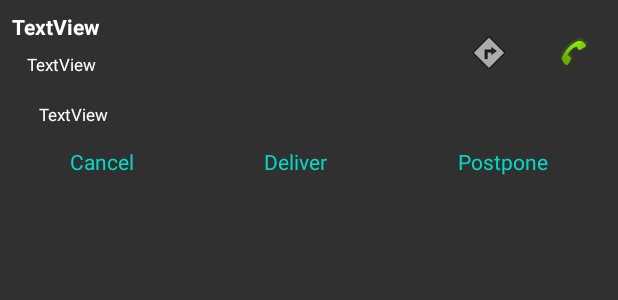
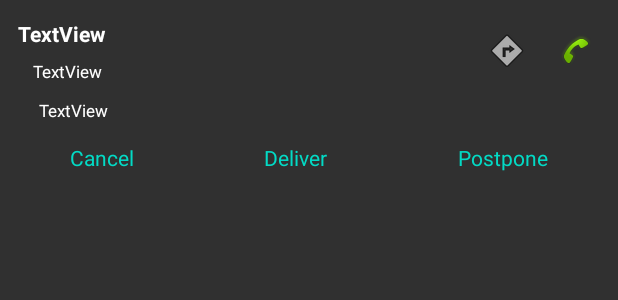
Before and after one commit to ujjwalkumar8577/EasyBiz, an Android app: the layout orders.xml on its own in the app's theme, with its tools: preview values and no code run, on a phone screen of 412 x 824 dp. Shown: the top 300 px of the screen. Run offline under Robolectric (Android 15) with nearby library versions, the phone set to English and light mode, and no system bars.

Commit message:
Fixed minor issues

```diff
--- a/app/src/main/java/com/ujjwalkumar/easybiz/AddCustomerActivity.java
+++ b/app/src/main/java/com/ujjwalkumar/easybiz/AddCustomerActivity.java
@@ -182,6 +182,7 @@ public class AddCustomerActivity extends AppCompatActivity {
                 });
             }
         });
+
     }
 
     @Override
--- a/app/src/main/java/com/ujjwalkumar/easybiz/AddOrderActivity.java
+++ b/app/src/main/java/com/ujjwalkumar/easybiz/AddOrderActivity.java
@@ -18,6 +18,7 @@ import android.widget.ArrayAdapter;
 import android.widget.AutoCompleteTextView;
 import android.widget.BaseAdapter;
 import android.widget.Button;
+import android.widget.EditText;
 import android.widget.ImageView;
 import android.widget.ListView;
 import android.widget.TextView;
@@ -286,7 +287,7 @@ public class AddOrderActivity extends AppCompatActivity {
 
             final TextView textviewItemName = (TextView) v.findViewById(R.id.textviewItemName);
             final TextView textviewItemPrice = (TextView) v.findViewById(R.id.textviewItemPrice);
-            final TextView textviewItemQty = (TextView) v.findViewById(R.id.textviewItemQty);
+            final EditText textviewItemQty = (EditText) v.findViewById(R.id.textviewItemQty);
             final ImageView imageviewminus = (ImageView) v.findViewById(R.id.imageviewminus);
             final ImageView imageviewplus = (ImageView) v.findViewById(R.id.imageviewplus);
 
--- a/app/src/main/java/com/ujjwalkumar/easybiz/Dashboard.java
+++ b/app/src/main/java/com/ujjwalkumar/easybiz/Dashboard.java
@@ -45,7 +45,6 @@ public class Dashboard extends AppCompatActivity {
     protected void onCreate(Bundle savedInstanceState) {
         super.onCreate(savedInstanceState);
         setContentView(R.layout.activity_dashboard);
-        com.google.firebase.FirebaseApp.initializeApp(this);
 
         textviewUserName = findViewById(R.id.textviewUserName);
         textviewUserType = findViewById(R.id.textviewUserType);
--- a/app/src/main/java/com/ujjwalkumar/easybiz/MainActivity.java
+++ b/app/src/main/java/com/ujjwalkumar/easybiz/MainActivity.java
@@ -44,8 +44,7 @@ public class MainActivity extends AppCompatActivity {
                 });
             }
         };
-        timer.schedule(Splash, 2000);
-
+        timer.schedule(Splash, 1500);
     }
 
     @Override
--- a/app/src/main/java/com/ujjwalkumar/easybiz/OrderActivity.java
+++ b/app/src/main/java/com/ujjwalkumar/easybiz/OrderActivity.java
@@ -283,6 +283,7 @@ public class OrderActivity extends AppCompatActivity {
                     HashMap<String, Object> mpUpdate = new HashMap<>();
                     mpUpdate.put("status", Order.STATUS_CANCELLED);
                     dbref.child(curDate).child(orderID).updateChildren(mpUpdate);
+                    Toast.makeText(OrderActivity.this, "Cancelled successfully", Toast.LENGTH_SHORT).show();
                 }
             });
             textviewPostpone.setOnClickListener(new View.OnClickListener() {
@@ -303,6 +304,7 @@ public class OrderActivity extends AppCompatActivity {
 //                    mpUpdate.put("delTime", Long.toString(updatedDelTime));
 //                    dbref.child(curDate).child(orderID).updateChildren(mpUpdate);
 
+                    Toast.makeText(OrderActivity.this, "Postponed successfully", Toast.LENGTH_SHORT).show();
                 }
             });
             textviewDeliver.setOnClickListener(new View.OnClickListener() {
@@ -311,6 +313,7 @@ public class OrderActivity extends AppCompatActivity {
                     HashMap<String, Object> mpUpdate = new HashMap<>();
                     mpUpdate.put("status", Order.STATUS_DELIVERED);
                     dbref.child(curDate).child(orderID).updateChildren(mpUpdate);
+                    Toast.makeText(OrderActivity.this, "Delivered successfully", Toast.LENGTH_SHORT).show();
                 }
             });
 
--- a/app/src/main/java/com/ujjwalkumar/easybiz/ProductActivity.java
+++ b/app/src/main/java/com/ujjwalkumar/easybiz/ProductActivity.java
@@ -1,6 +1,5 @@
 package com.ujjwalkumar.easybiz;
 
-import androidx.annotation.NonNull;
 import androidx.appcompat.app.AppCompatActivity;
 
 import android.app.Activity;
--- a/app/src/main/res/layout/activity_staff.xml
+++ b/app/src/main/res/layout/activity_staff.xml
@@ -42,7 +42,7 @@
             android:layout_width="match_parent"
             android:layout_height="match_parent"
             android:background="#2d2d2d"
-            android:padding="20dp"
+            android:padding="15dp"
             android:orientation="vertical">
 
             <com.google.android.gms.maps.MapView
@@ -54,7 +54,7 @@
             <LinearLayout
                 android:layout_width="match_parent"
                 android:layout_height="wrap_content"
-                android:layout_marginTop="25dp"
+                android:layout_marginTop="10dp"
                 android:gravity="center_vertical"
                 android:orientation="horizontal">
 
--- a/app/src/main/res/layout/orders.xml
+++ b/app/src/main/res/layout/orders.xml
@@ -1,6 +1,4 @@
 <LinearLayout xmlns:android="http://schemas.android.com/apk/res/android"
-    xmlns:app="http://schemas.android.com/apk/res-auto"
-    xmlns:tools="http://schemas.android.com/tools"
     android:layout_width="match_parent"
     android:layout_height="wrap_content"
     android:padding="4dp"
@@ -9,13 +7,15 @@
     <LinearLayout
         android:layout_width="match_parent"
         android:layout_height="wrap_content"
+        android:padding="4dp"
+        android:gravity="center_vertical"
         android:orientation="horizontal">
 
         <LinearLayout
             android:layout_width="wrap_content"
-            android:layout_height="match_parent"
-            android:orientation="vertical"
-            android:layout_weight="1">
+            android:layout_height="wrap_content"
+            android:layout_weight="1"
+            android:orientation="vertical">
 
             <TextView
                 android:id="@+id/textview1"
@@ -23,9 +23,9 @@
                 android:layout_height="wrap_content"
                 android:padding="4dp"
                 android:text="TextView"
+                android:textColor="#ffffff"
                 android:textSize="14sp"
-                android:textStyle="bold"
-                android:textColor="#ffffff" />
+                android:textStyle="bold" />
 
             <TextView
                 android:id="@+id/textview2"
@@ -34,42 +34,26 @@
                 android:layout_marginLeft="10dp"
                 android:padding="4dp"
                 android:text="TextView"
-                android:textSize="11sp"
-                android:textColor="#ffffff" />
+                android:textColor="#ffffff"
+                android:textSize="11sp" />
 
         </LinearLayout>
-
-        <LinearLayout
-            android:layout_width="wrap_content"
-            android:layout_height="match_parent"
-            android:padding="5dp"
-            android:layout_margin="10dp"
-            android:gravity="center_vertical"
-            android:orientation="vertical">
 
         <ImageView
             android:id="@+id/imageviewDir"
             android:layout_width="wrap_content"
             android:layout_height="wrap_content"
+            android:layout_margin="10dp"
             android:src="@android:drawable/ic_menu_directions"
             android:scaleType="center" />
-        </LinearLayout>
-
-        <LinearLayout
-            android:layout_width="wrap_content"
-            android:layout_height="match_parent"
-            android:layout_margin="10dp"
-            android:padding="5dp"
-            android:gravity="center_vertical"
-            android:orientation="vertical">
 
         <ImageView
             android:id="@+id/imageviewCall"
             android:layout_width="wrap_content"
             android:layout_height="wrap_content"
+            android:layout_margin="10dp"
             android:src="@android:drawable/stat_sys_phone_call"
             android:scaleType="centerCrop" />
-        </LinearLayout>
 
     </LinearLayout>
 
@@ -108,7 +92,7 @@
             android:layout_weight="1" />
 
         <TextView
-            android:id="@+id/textviewPostpone"
+            android:id="@+id/textviewDeliver"
             android:layout_width="wrap_content"
             android:layout_height="wrap_content"
             android:gravity="center_horizontal"
@@ -118,7 +102,7 @@
             android:layout_weight="1" />
 
         <TextView
-            android:id="@+id/textviewDeliver"
+            android:id="@+id/textviewPostpone"
             android:layout_width="wrap_content"
             android:layout_height="wrap_content"
             android:gravity="center_horizontal"
```
Also changed, not shown: app/src/main/java/com/ujjwalkumar/easybiz/CustomerActivity.java (+32 -0 lines), app/src/main/java/com/ujjwalkumar/easybiz/MyAccountActivity.java (+2 -5 lines), app/src/main/res/layout/items3.xml (+4 -6 lines). Lines whose indentation alone changed are shown as unchanged.
